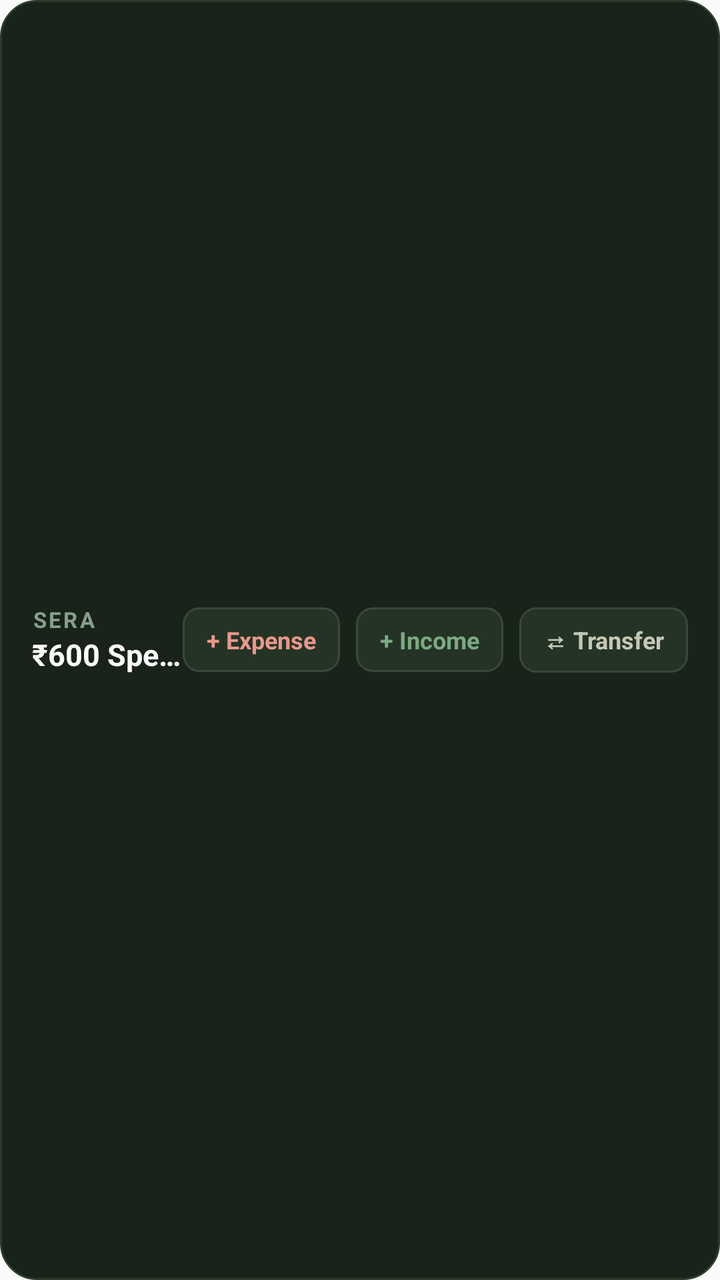
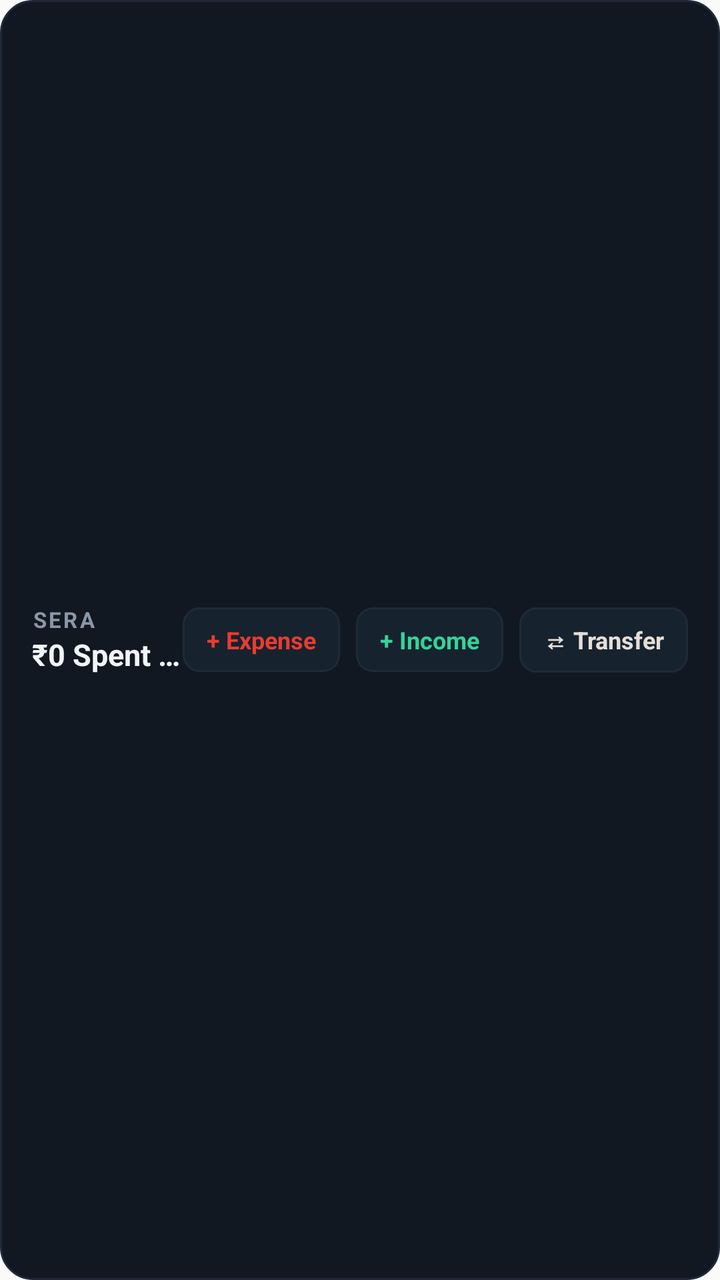

An Android layout rendered at two revisions. The XML below is the earlier revision; the diff shows what the commit changed to produce the second picture.
<!-- AndroidManifest.xml: application theme AppTheme -->
<!-- res/layout/sera_widget_quick_action.xml -->
<?xml version="1.0" encoding="utf-8"?>
<LinearLayout xmlns:android="http://schemas.android.com/apk/res/android"
    android:id="@+id/widget_quick_action_root"
    android:layout_width="match_parent"
    android:layout_height="match_parent"
    android:background="@drawable/widget_card_bg"
    android:gravity="center_vertical"
    android:orientation="horizontal"
    android:paddingStart="16dp"
    android:paddingTop="10dp"
    android:paddingEnd="16dp"
    android:paddingBottom="10dp">

    <LinearLayout
        android:layout_width="0dp"
        android:layout_height="wrap_content"
        android:layout_weight="1"
        android:gravity="center_vertical"
        android:orientation="vertical">

        <TextView
            android:id="@+id/widget_qa_brand"
            android:layout_width="wrap_content"
            android:layout_height="wrap_content"
            android:letterSpacing="0.1"
            android:text="SERA"
            android:textColor="#88A08B"
            android:textSize="11sp"
            android:textStyle="bold" />

        <TextView
            android:id="@+id/widget_qa_today_spent"
            android:layout_width="wrap_content"
            android:layout_height="wrap_content"
            android:ellipsize="end"
            android:maxLines="1"
            android:text="₹600 Spent Today"
            android:textColor="#FFFFFF"
            android:textSize="15sp"
            android:textStyle="bold" />
    </LinearLayout>

    <LinearLayout
        android:layout_width="wrap_content"
        android:layout_height="wrap_content"
        android:gravity="center_vertical"
        android:orientation="horizontal">

        <TextView
            android:id="@+id/btn_qa_expense"
            android:layout_width="wrap_content"
            android:layout_height="wrap_content"
            android:background="@drawable/widget_button_bg"
            android:gravity="center"
            android:maxLines="1"
            android:paddingStart="12dp"
            android:paddingTop="8dp"
            android:paddingEnd="12dp"
            android:paddingBottom="8dp"
            android:text="+ Expense"
            android:textColor="#E8988C"
            android:textSize="12sp"
            android:textStyle="bold" />

        <TextView
            android:id="@+id/btn_qa_income"
            android:layout_width="wrap_content"
            android:layout_height="wrap_content"
            android:layout_marginStart="8dp"
            android:background="@drawable/widget_button_bg"
            android:gravity="center"
            android:maxLines="1"
            android:paddingStart="12dp"
            android:paddingTop="8dp"
            android:paddingEnd="12dp"
            android:paddingBottom="8dp"
            android:text="+ Income"
            android:textColor="#7CA982"
            android:textSize="12sp"
            android:textStyle="bold" />

        <TextView
            android:id="@+id/btn_qa_transfer"
            android:layout_width="wrap_content"
            android:layout_height="wrap_content"
            android:layout_marginStart="8dp"
            android:background="@drawable/widget_button_bg"
            android:gravity="center"
            android:maxLines="1"
            android:paddingStart="12dp"
            android:paddingTop="8dp"
            android:paddingEnd="12dp"
            android:paddingBottom="8dp"
            android:text="⇄ Transfer"
            android:textColor="#C5C8B5"
            android:textSize="12sp"
            android:textStyle="bold" />
    </LinearLayout>
</LinearLayout>
<!-- resources referenced by this layout -->
<resources>
  <!-- drawable widget_button_bg (drawable) -->
  <?xml version="1.0" encoding="utf-8"?>
  <shape xmlns:android="http://schemas.android.com/apk/res/android"
      android:shape="rectangle">
      <solid android:color="#243326" />
      <corners android:radius="8dp" />
      <stroke
          android:width="1dp"
          android:color="#364938" />
  </shape>
  <!-- drawable widget_card_bg (drawable) -->
  <?xml version="1.0" encoding="utf-8"?>
  <shape xmlns:android="http://schemas.android.com/apk/res/android"
      android:shape="rectangle">
      <solid android:color="#19231A" />
      <corners android:radius="18dp" />
      <stroke
          android:width="1dp"
          android:color="#2C3B2E" />
  </shape>
  <style name="AppTheme" parent="Theme.AppCompat.DayNight.NoActionBar">
          
          <item name="android:editTextBackground">@drawable/rn_edit_text_material</item>
      </style>
  <!-- drawable rn_edit_text_material (drawable) -->
  <?xml version="1.0" encoding="utf-8"?>
  <inset xmlns:android="http://schemas.android.com/apk/res/android"
         android:insetLeft="@dimen/abc_edit_text_inset_horizontal_material"
         android:insetRight="@dimen/abc_edit_text_inset_horizontal_material"
         android:insetTop="@dimen/abc_edit_text_inset_top_material"
         android:insetBottom="@dimen/abc_edit_text_inset_bottom_material"
         >
  
      <selector>
          
          <item android:state_enabled="false" android:drawable="@drawable/abc_textfield_default_mtrl_alpha"/>
          <item android:drawable="@drawable/abc_textfield_activated_mtrl_alpha"/>
      </selector>
  
  </inset>
</resources>

<!-- the commit's change to res/layout/sera_widget_quick_action.xml (unified diff, before → after) -->
@@ -24,7 +24,7 @@
             android:layout_height="wrap_content"
             android:letterSpacing="0.1"
             android:text="SERA"
-            android:textColor="#88A08B"
+            android:textColor="#8B97A6"
             android:textSize="11sp"
             android:textStyle="bold" />
 
@@ -34,8 +34,8 @@
             android:layout_height="wrap_content"
             android:ellipsize="end"
             android:maxLines="1"
-            android:text="₹600 Spent Today"
-            android:textColor="#FFFFFF"
+            android:text="₹0 Spent Today"
+            android:textColor="#F2F5F8"
             android:textSize="15sp"
             android:textStyle="bold" />
     </LinearLayout>
@@ -58,7 +58,7 @@
             android:paddingEnd="12dp"
             android:paddingBottom="8dp"
             android:text="+ Expense"
-            android:textColor="#E8988C"
+            android:textColor="#EB3B2E"
             android:textSize="12sp"
             android:textStyle="bold" />
 
@@ -75,7 +75,7 @@
             android:paddingEnd="12dp"
             android:paddingBottom="8dp"
             android:text="+ Income"
-            android:textColor="#7CA982"
+            android:textColor="#34D399"
             android:textSize="12sp"
             android:textStyle="bold" />
 
@@ -92,7 +92,7 @@
             android:paddingEnd="12dp"
             android:paddingBottom="8dp"
             android:text="⇄ Transfer"
-            android:textColor="#C5C8B5"
+            android:textColor="#E4DFD7"
             android:textSize="12sp"
             android:textStyle="bold" />
     </LinearLayout>
<!-- resource entries referenced after the edit -->
@@ -4,21 +4,21 @@
   <?xml version="1.0" encoding="utf-8"?>
   <shape xmlns:android="http://schemas.android.com/apk/res/android"
       android:shape="rectangle">
-      <solid android:color="#243326" />
+      <solid android:color="#17222F" />
       <corners android:radius="8dp" />
       <stroke
           android:width="1dp"
-          android:color="#364938" />
+          android:color="#1F2A38" />
   </shape>
   <!-- drawable widget_card_bg (drawable) -->
   <?xml version="1.0" encoding="utf-8"?>
   <shape xmlns:android="http://schemas.android.com/apk/res/android"
       android:shape="rectangle">
-      <solid android:color="#19231A" />
-      <corners android:radius="18dp" />
+      <solid android:color="#111822" />
+      <corners android:radius="16dp" />
       <stroke
           android:width="1dp"
-          android:color="#2C3B2E" />
+          android:color="#1F2A38" />
   </shape>
   <style name="AppTheme" parent="Theme.AppCompat.DayNight.NoActionBar">
           
